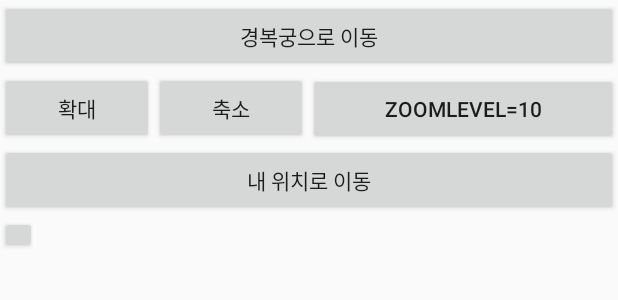
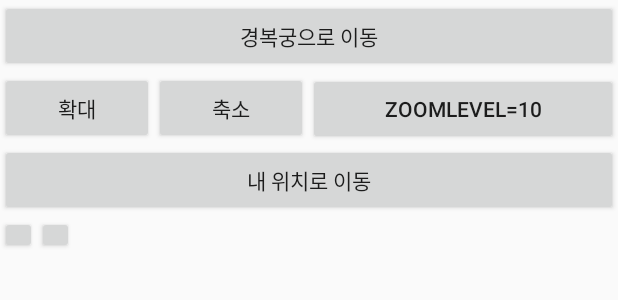
Before and after one commit to KilJaeeun/wheelwhere, an Android app: the layout activity_map_example.xml on its own in the app's theme, with its tools: preview values and no code run, on a phone screen of 412 x 824 dp. Shown: the top 300 px of the screen. Run offline under Robolectric (Android 15) with nearby library versions, the phone set to English and light mode, and no system bars.

Commit message:
addplace_1.3

```diff
--- a/app/src/main/res/layout/activity_map_example.xml
+++ b/app/src/main/res/layout/activity_map_example.xml
@@ -51,6 +51,11 @@
         android:orientation="horizontal">
 
         <Button
+            android:id="@+id/add_button"
+            android:layout_width="24.41dp"
+            android:layout_height="25.1dp"/>
+
+        <Button
             android:id="@+id/list_button"
             android:layout_width="24.41dp"
             android:layout_height="25.1dp"/>
--- a/app/src/main/res/layout/location_card.xml
+++ b/app/src/main/res/layout/location_card.xml
@@ -8,10 +8,7 @@
     android:paddingLeft="26dp"
     android:paddingTop="21dp"
     android:paddingRight="26dp"
-    android:paddingBottom="23dp"
-
-
-    >
+    android:paddingBottom="23dp">
 
     <LinearLayout
         android:layout_width="match_parent"
```
Also changed, not shown: app/src/main/java/com/example/kotlin_tmap/AddPlace.kt (+3 -28 lines), app/src/main/java/com/example/kotlin_tmap/PlaceList.kt (+41 -2 lines), app/src/main/java/com/example/kotlin_tmap/map/MapExample.kt (+7 -1 lines).
